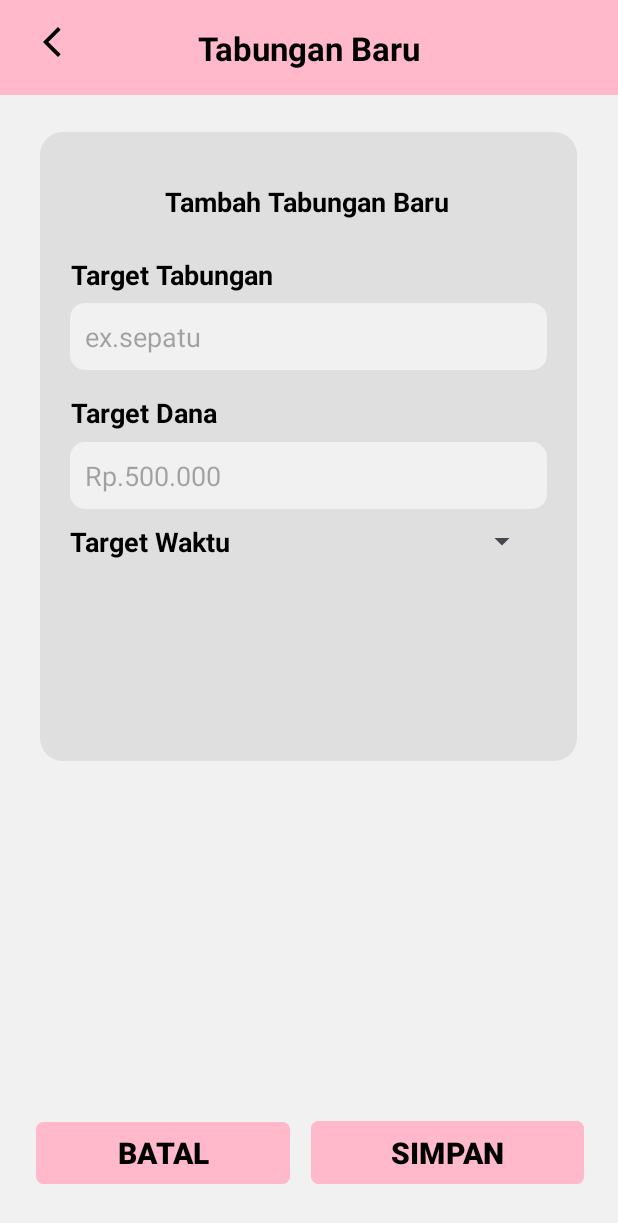
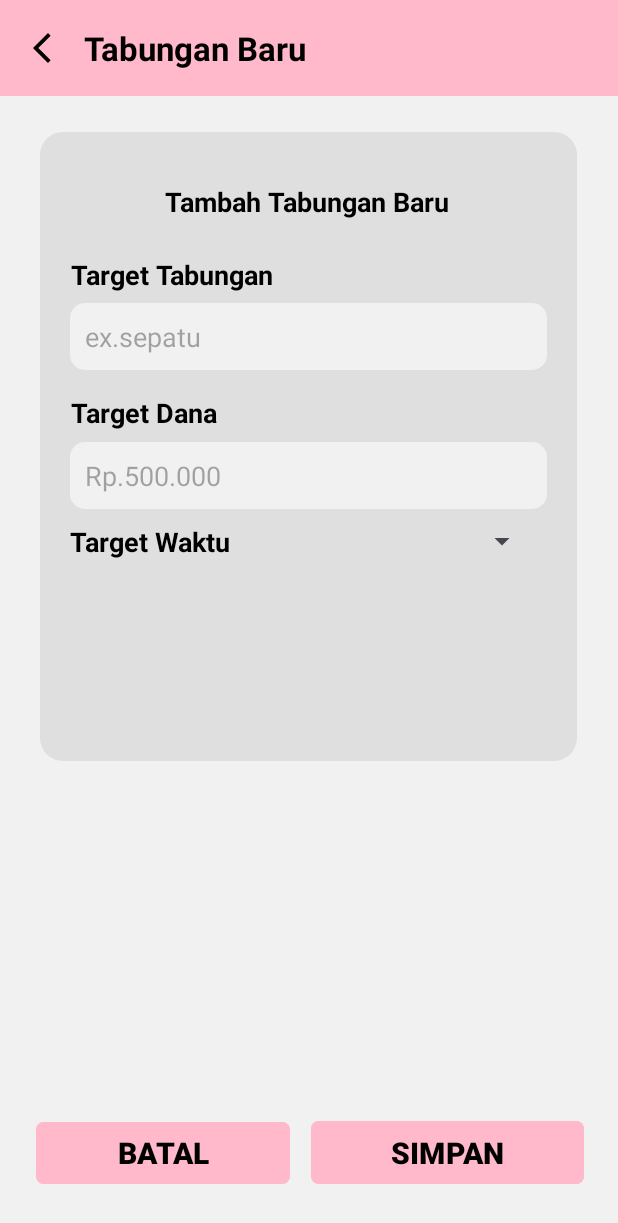
Before and after one commit to meloncomel/ProjekKelompok2, an Android app: the tabungan screen opened directly, with no data from a screen before it, on a phone screen of 412 x 824 dp. Shown: the top 1223 px of the screen. Run offline under Robolectric (Android 15) with nearby library versions, the phone set to English and light mode, and no system bars.

Commit message:
initial commit

```diff
--- a/app/src/main/res/layout/activity_tabungan.xml
+++ b/app/src/main/res/layout/activity_tabungan.xml
@@ -6,47 +6,27 @@
     android:layout_height="match_parent"
     android:background="#f1f1f1">
 
-    <androidx.constraintlayout.widget.ConstraintLayout
-        android:layout_width="412dp"
-        android:layout_height="63dp"
-        android:background="#ffb9ca"
-        app:layout_constraintBottom_toBottomOf="parent"
-        app:layout_constraintEnd_toEndOf="parent"
-        app:layout_constraintHorizontal_bias="0.0"
-        app:layout_constraintStart_toStartOf="parent"
-        app:layout_constraintTop_toTopOf="parent"
-        app:layout_constraintVertical_bias="0.0">
+    <androidx.appcompat.widget.Toolbar
+        android:id="@+id/toolbar"
+        android:layout_width="match_parent"
+        android:layout_height="?actionBarSize"
+        android:background="@color/pink"
+        app:navigationIcon="@drawable/baseline_arrow_back_ios_new_24">
+        <RelativeLayout
+            android:layout_width="match_parent"
+            android:layout_height="wrap_content">
 
-        <ImageView
-            android:id="@+id/imageView"
-            android:layout_width="wrap_content"
-            android:layout_height="wrap_content"
-            android:layout_alignParentEnd="true"
-            android:padding="16dp"
-            android:src="@drawable/baseline_arrow_back_ios_new_24"
-            app:layout_constraintBottom_toBottomOf="@+id/textView"
-            app:layout_constraintEnd_toEndOf="parent"
-            app:layout_constraintHorizontal_bias="0.019"
-            app:layout_constraintStart_toStartOf="parent"
-            app:layout_constraintTop_toTopOf="parent"
-            app:layout_constraintVertical_bias="0.0" />
+            <TextView
+                android:layout_width="wrap_content"
+                android:layout_height="wrap_content"
+                android:layout_centerVertical="true"
+                android:text="Tabungan Baru"
+                android:textColor="@color/black"
+                android:textSize="22sp"
+                android:textStyle="bold" />
 
-        <TextView
-            android:id="@+id/textView"
-            android:layout_width="wrap_content"
-            android:layout_height="wrap_content"
-            android:layout_alignParentStart="true"
-            android:layout_alignParentEnd="true"
-            android:padding="16dp"
-            android:text="Tabungan Baru"
-            android:textColor="@color/black"
-            android:textSize="22sp"
-            android:textStyle="bold"
-            app:layout_constraintBottom_toBottomOf="parent"
-            app:layout_constraintEnd_toEndOf="parent"
-            app:layout_constraintStart_toStartOf="parent"
-            app:layout_constraintTop_toTopOf="parent" />
-    </androidx.constraintlayout.widget.ConstraintLayout>
+        </RelativeLayout>
+    </androidx.appcompat.widget.Toolbar>
 
     <androidx.constraintlayout.widget.ConstraintLayout
         android:id="@+id/floatingBox"
```
Also changed, not shown: app/src/main/res/drawable/progress2.xml (added, +25 -0 lines), app/src/main/res/layout/activity_main.xml (+19 -12 lines).
